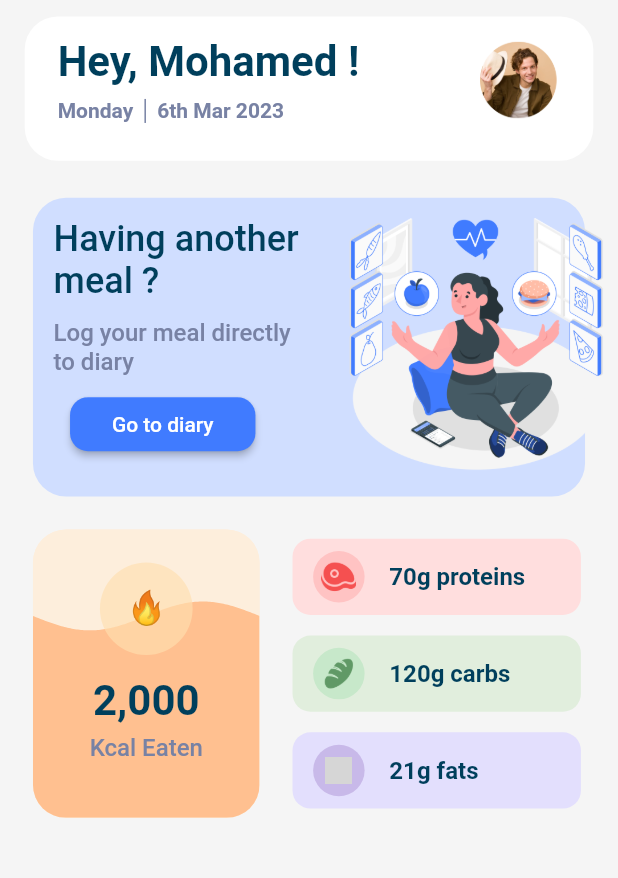
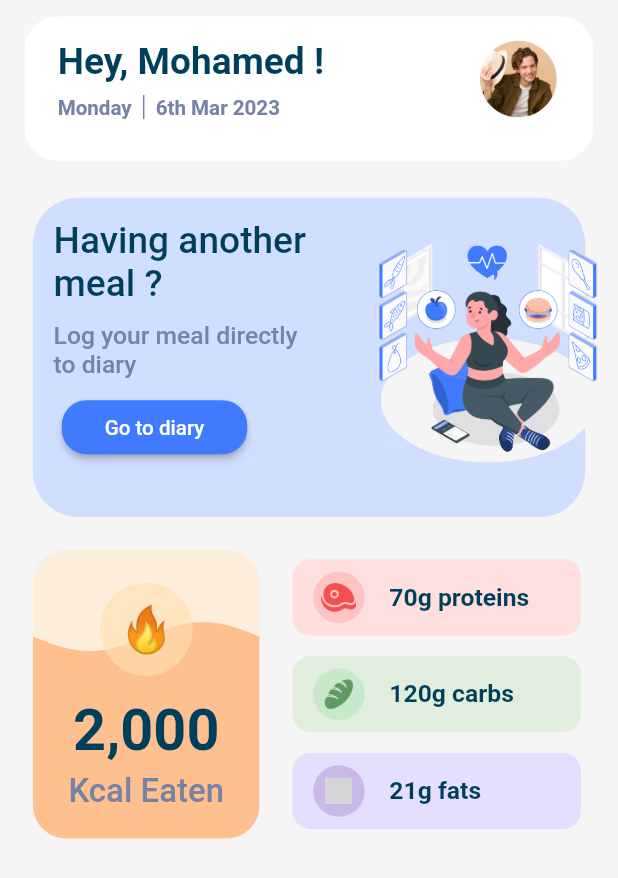
Before and after one commit to Noureldin17/Calorie_Tracking_App, a Flutter app: the HomePage screen opened directly, on a phone screen of 412 x 824 dp. Shown: the top 878 px of the screen. Run offline on Flutter 3.47's test engine with Material 2 defaults, Android fonts, the phone set to English and light mode, and no system bars; drawn by our look-alikes of liquid_progress_indicator; our stand-ins replace flutter_svg, google_fonts, jiffy, sizer, smooth_page_indicator; grey boxes are pictures that could not be loaded.

Commit message:
Add files via upload

```diff
--- a/fitness_app/lib/presentation/screens/main/DiaryPage.dart
+++ b/fitness_app/lib/presentation/screens/main/DiaryPage.dart
@@ -1,5 +1,7 @@
 import 'package:fitness_app/presentation/widgets/DefaultText.dart';
 import 'package:flutter/material.dart';
+import 'package:sizer/sizer.dart';
+
 import '../../colors.dart' as colors;
 
 class DiaryPage extends StatefulWidget {
@@ -16,7 +18,7 @@ class _DiaryPageState extends State<DiaryPage> {
       backgroundColor: colors.BackgroundColor,
       body: Center(
           child: DefaultText.Medium(
-              text: 'Diary Page', textcolor: Colors.black, size: 30)),
+              text: 'Diary Page', textcolor: Colors.black, size: 30.sp)),
     );
   }
 }
--- a/fitness_app/lib/presentation/screens/main/HomePage.dart
+++ b/fitness_app/lib/presentation/screens/main/HomePage.dart
@@ -3,7 +3,7 @@ import 'package:fitness_app/presentation/widgets/HomePageWidgets/HomePageDiaryCa
 import 'package:fitness_app/presentation/widgets/HomePageWidgets/HomeProfileBanner.dart';
 import 'package:flutter/material.dart';
 import 'package:sizer/sizer.dart';
-import '../../widgets/DefaultText.dart';
+
 import '../../colors.dart' as colors;
 
 class HomePage extends StatefulWidget {
--- a/fitness_app/lib/presentation/screens/main/ProfilePage.dart
+++ b/fitness_app/lib/presentation/screens/main/ProfilePage.dart
@@ -1,4 +1,6 @@
 import 'package:flutter/material.dart';
+import 'package:sizer/sizer.dart';
+
 import '../../colors.dart' as colors;
 import '../../widgets/DefaultText.dart';
 
@@ -16,7 +18,7 @@ class _ProfilePageState extends State<ProfilePage> {
       backgroundColor: colors.BackgroundColor,
       body: Center(
           child: DefaultText.Medium(
-              text: 'Profile Page', textcolor: Colors.black, size: 30)),
+              text: 'Profile Page', textcolor: Colors.black, size: 30.sp)),
     );
   }
 }
--- a/fitness_app/lib/presentation/widgets/HomePageWidgets/HomeCalorieMetrics.dart
+++ b/fitness_app/lib/presentation/widgets/HomePageWidgets/HomeCalorieMetrics.dart
@@ -1,8 +1,8 @@
 import 'package:flutter/material.dart';
 import 'package:liquid_progress_indicator/liquid_progress_indicator.dart';
-import '../../colors.dart' as colors;
 import 'package:sizer/sizer.dart';
 
+import '../../colors.dart' as colors;
 import '../DefaultText.dart';
 
 class HomeCalorieMetrics extends StatefulWidget {
@@ -46,7 +46,7 @@ class _HomeCalorieMetricsState extends State<HomeCalorieMetrics> {
                           child: Center(
                               child: Text(
                             '🔥',
-                            style: TextStyle(fontSize: 22),
+                            style: TextStyle(fontSize: 22.sp),
                           )),
                         ),
                       ),
@@ -55,14 +55,14 @@ class _HomeCalorieMetricsState extends State<HomeCalorieMetrics> {
                         child: DefaultText.Bold(
                             text: '2,000',
                             textcolor: colors.PrimaryTextColor,
-                            size: 28),
+                            size: 28.sp),
                       ),
                       Padding(
                         padding: EdgeInsets.only(top: 4.sp),
                         child: DefaultText.Medium(
                             text: 'Kcal Eaten',
                             textcolor: colors.SecondaryTextColor,
-                            size: 16),
+                            size: 16.sp),
                       )
                     ],
                   ))),
@@ -99,7 +99,7 @@ class _HomeCalorieMetricsState extends State<HomeCalorieMetrics> {
                       child: DefaultText.Bold(
                           text: '70g proteins',
                           textcolor: colors.PrimaryTextColor,
-                          size: 16),
+                          size: 12.sp),
                     )
                   ],
                 ),
@@ -135,7 +135,7 @@ class _HomeCalorieMetricsState extends State<HomeCalorieMetrics> {
                       child: DefaultText.Bold(
                           text: '120g carbs',
                           textcolor: colors.PrimaryTextColor,
-                          size: 16),
+                          size: 12.sp),
                     )
                   ],
                 ),
@@ -169,7 +169,7 @@ class _HomeCalorieMetricsState extends State<HomeCalorieMetrics> {
                     child: DefaultText.Bold(
                         text: '21g fats',
                         textcolor: colors.PrimaryTextColor,
-                        size: 16),
+                        size: 12.sp),
                   )
                 ],
               ),
--- a/fitness_app/lib/presentation/widgets/HomePageWidgets/HomePageDiaryCard.dart
+++ b/fitness_app/lib/presentation/widgets/HomePageWidgets/HomePageDiaryCard.dart
@@ -1,7 +1,8 @@
+import 'package:fitness_app/presentation/screens/AppMainPage.dart';
 import 'package:flutter/material.dart';
-import '../../colors.dart' as colors;
 import 'package:sizer/sizer.dart';
 
+import '../../colors.dart' as colors;
 import '../DefaultText.dart';
 
 class HomeDiaryCard extends StatelessWidget {
@@ -16,10 +17,10 @@ class HomeDiaryCard extends StatelessWidget {
           padding: EdgeInsetsDirectional.fromSTEB(16.sp, 10.sp, 16.sp, 0),
           child: Container(
             padding: EdgeInsets.all(10.sp),
-            height: 145.sp,
+            height: 155.sp,
             width: 100.w,
             decoration: BoxDecoration(
-                borderRadius: BorderRadius.circular(22),
+                borderRadius: BorderRadius.circular(22.sp),
                 color: colors.CardBackgroundColor),
             child: Column(
               crossAxisAlignment: CrossAxisAlignment.start,
@@ -27,24 +28,28 @@ class HomeDiaryCard extends StatelessWidget {
                 DefaultText.Medium(
                     text: 'Having another \nmeal ?',
                     textcolor: colors.PrimaryTextColor,
-                    size: 24),
+                    size: 18.sp),
                 Padding(
                   padding: EdgeInsets.only(top: 8.sp),
                   child: DefaultText.Medium(
                       text: 'Log your meal directly \nto diary',
                       textcolor: colors.SecondaryTextColor,
-                      size: 16),
+                      size: 12.sp),
                 ),
                 Padding(
-                  padding: EdgeInsets.only(top: 6.sp, left: 8.sp),
+                  padding: EdgeInsets.only(top: 6.sp, left: 4.sp),
                   child: ElevatedButton(
-                    onPressed: () {},
+                    onPressed: () {
+                      streamController.add(1);
+                    },
                     child: DefaultText.Medium(
-                        text: 'Go to diary', textcolor: Colors.white, size: 14),
+                        text: 'Go to diary',
+                        textcolor: Colors.white,
+                        size: 10.sp),
                     style: ElevatedButton.styleFrom(
                       fixedSize: Size(30.w, 4.h),
                       shape: RoundedRectangleBorder(
-                          borderRadius: BorderRadius.circular(12)),
+                          borderRadius: BorderRadius.circular(12.sp)),
                       backgroundColor: colors.ButtonColor,
                     ),
                   ),
@@ -54,11 +59,11 @@ class HomeDiaryCard extends StatelessWidget {
           ),
         ),
         Align(
-          alignment: Alignment.topRight,
+          alignment: Alignment(0.7.sp, -0.7.sp),
           child: Image.asset(
             'assets/illustrations/Healthy options-amico.png',
-            height: 190,
-            width: 190,
+            height: 120.sp,
+            width: 120.sp,
           ),
         )
       ],
--- a/fitness_app/lib/presentation/widgets/HomePageWidgets/HomeProfileBanner.dart
+++ b/fitness_app/lib/presentation/widgets/HomePageWidgets/HomeProfileBanner.dart
@@ -2,6 +2,7 @@ import 'package:flutter/material.dart';
 import 'package:intl/intl.dart';
 import 'package:jiffy/jiffy.dart';
 import 'package:sizer/sizer.dart';
+
 import '../../colors.dart' as colors;
 import '../DefaultText.dart';
 
@@ -37,7 +38,7 @@ class HomeProfileBanner extends StatelessWidget {
                         text: 'Hey, Mohamed !',
                         // textcolor: Color.fromARGB(255, 77, 79, 100),
                         textcolor: colors.PrimaryTextColor,
-                        size: 28),
+                        size: 18.sp),
                     Padding(
                       padding: EdgeInsets.only(top: 6.sp),
                       child: IntrinsicHeight(
@@ -47,7 +48,7 @@ class HomeProfileBanner extends StatelessWidget {
                                 text: DateFormat.EEEE().format(dateFormat),
                                 // textcolor: Color.fromARGB(255, 77, 79, 100),
                                 textcolor: colors.SecondaryTextColor,
-                                size: 14),
+                                size: 10.sp),
                             VerticalDivider(
                               thickness: 1,
                               // color: Color.fromARGB(255, 77, 79, 100),
@@ -57,12 +58,12 @@ class HomeProfileBanner extends StatelessWidget {
                                 text: Jiffy(dateFormat).format("do") + ' ',
                                 // textcolor: Color.fromARGB(255, 77, 79, 100),
                                 textcolor: colors.SecondaryTextColor,
-                                size: 14),
+                                size: 10.sp),
                             DefaultText.SemiBold(
                                 text: DateFormat.yMMM().format(dateFormat),
                                 // textcolor: Color.fromARGB(255, 77, 79, 100),
                                 textcolor: colors.SecondaryTextColor,
-                                size: 14),
+                                size: 10.sp),
                           ],
                         ),
                       ),
--- a/fitness_app/lib/presentation/widgets/OnBoarding/OnBoardingItem.dart
+++ b/fitness_app/lib/presentation/widgets/OnBoarding/OnBoardingItem.dart
@@ -1,5 +1,6 @@
 import 'package:flutter/material.dart';
 import 'package:sizer/sizer.dart';
+
 import '../../../data/models/onboarding_model.dart';
 import '../../colors.dart' as colors;
 
@@ -27,7 +28,7 @@ class OnBoardingItem extends StatelessWidget {
                   Padding(
                     padding: EdgeInsets.only(left: 18.sp, right: 18.sp),
                     child: Container(
-                      height: 165.sp,
+                      height: 220.sp,
                       padding: EdgeInsets.all(10.sp),
                       decoration: BoxDecoration(
                           border:
@@ -41,7 +42,7 @@ class OnBoardingItem extends StatelessWidget {
                           Text(
                             model.body,
                             style: TextStyle(
-                                fontSize: 16,
+                                fontSize: 14.sp,
                                 fontFamily: 'SF Pro Display',
                                 fontWeight: FontWeight.w300),
                           )
--- a/fitness_app/lib/presentation/widgets/PrimaryButton.dart
+++ b/fitness_app/lib/presentation/widgets/PrimaryButton.dart
@@ -1,6 +1,7 @@
 import 'package:fitness_app/presentation/widgets/DefaultText.dart';
 import 'package:flutter/material.dart';
 import 'package:sizer/sizer.dart';
+
 import '../colors.dart' as colors;
 
 class PrimaryButton extends StatelessWidget {
@@ -15,12 +16,12 @@ class PrimaryButton extends StatelessWidget {
         OnPressed();
       },
       child: DefaultText.Medium(
-          text: buttonText, textcolor: Colors.white, size: 14),
+          text: buttonText, textcolor: Colors.white, size: 12.sp),
       style: ElevatedButton.styleFrom(
         minimumSize: Size(87.4.w, 5.92.h),
         backgroundColor: colors.ButtonColor,
         shape: RoundedRectangleBorder(
-          borderRadius: BorderRadius.circular(12),
+          borderRadius: BorderRadius.circular(12.sp),
         ),
       ),
     );
--- a/fitness_app/lib/router/app_router.dart
+++ b/fitness_app/lib/router/app_router.dart
@@ -2,6 +2,7 @@ import 'package:fitness_app/presentation/screens/AppMainPage.dart';
 import 'package:fitness_app/presentation/screens/LoginPage.dart';
 import 'package:fitness_app/presentation/screens/OnBoardingPage.dart';
 import 'package:flutter/material.dart';
+
 import '../constants/pages.dart' as pages;
 
 class AppRouter {
@@ -16,7 +17,8 @@ class AppRouter {
       case pages.Login_Page:
         return MaterialPageRoute(builder: (_) => LoginPage());
       case pages.App_Main_Page:
-        return MaterialPageRoute(builder: (_) => AppMainPage());
+        return MaterialPageRoute(
+            builder: (_) => AppMainPage(streamController.stream));
       default:
         return null;
     }
```
Also changed, not shown: fitness_app/lib/constants/onboarding_viewlist.dart (+11 -9 lines), fitness_app/lib/presentation/screens/AppMainPage.dart (+30 -17 lines), fitness_app/lib/presentation/screens/OnBoardingPage.dart (+7 -5 lines), fitness_app/lib/presentation/widgets/HomePageWidgets/MacrosProgressBars.dart (+8 -7 lines).
